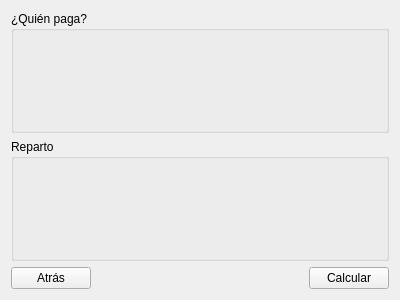
Old version of the form payersselector.ui in the repository RafaelGC/EasyReceipt.
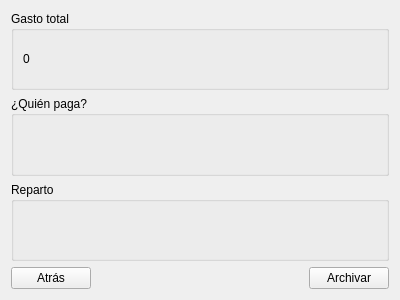
New version of the form.

What changed in the file:
```diff
--- a/payersselector.ui
+++ b/payersselector.ui
@@ -14,6 +14,22 @@
    <string>Form</string>
   </property>
   <layout class="QVBoxLayout" name="verticalLayout">
+   <item>
+    <widget class="QGroupBox" name="groupBox">
+     <property name="title">
+      <string>Gasto total</string>
+     </property>
+     <layout class="QVBoxLayout" name="verticalLayout_2">
+      <item>
+       <widget class="QLabel" name="totalPrice">
+        <property name="text">
+         <string>0</string>
+        </property>
+       </widget>
+      </item>
+     </layout>
+    </widget>
+   </item>
    <item>
     <widget class="QGroupBox" name="payersGroupBox">
      <property name="title">
@@ -53,7 +69,7 @@
      <item>
       <widget class="QPushButton" name="calcBtn">
        <property name="text">
-        <string>Calcular</string>
+        <string>Archivar</string>
        </property>
       </widget>
      </item>
```
Left out of the diff: 2 changed lines with no effect on the pictures.
